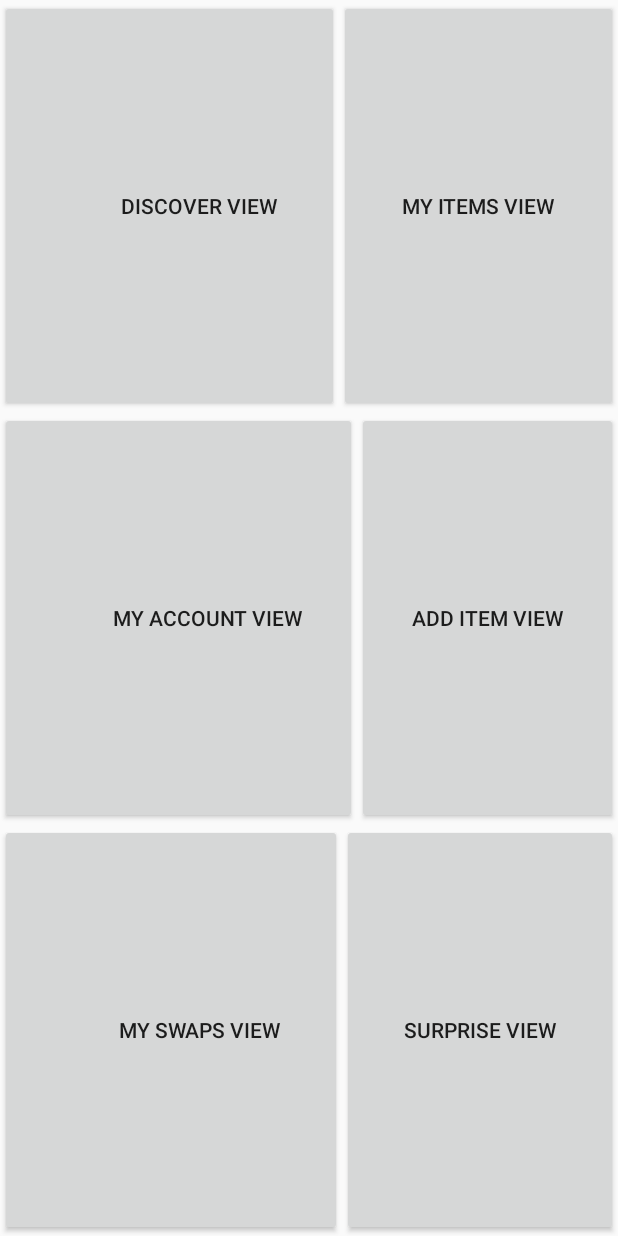
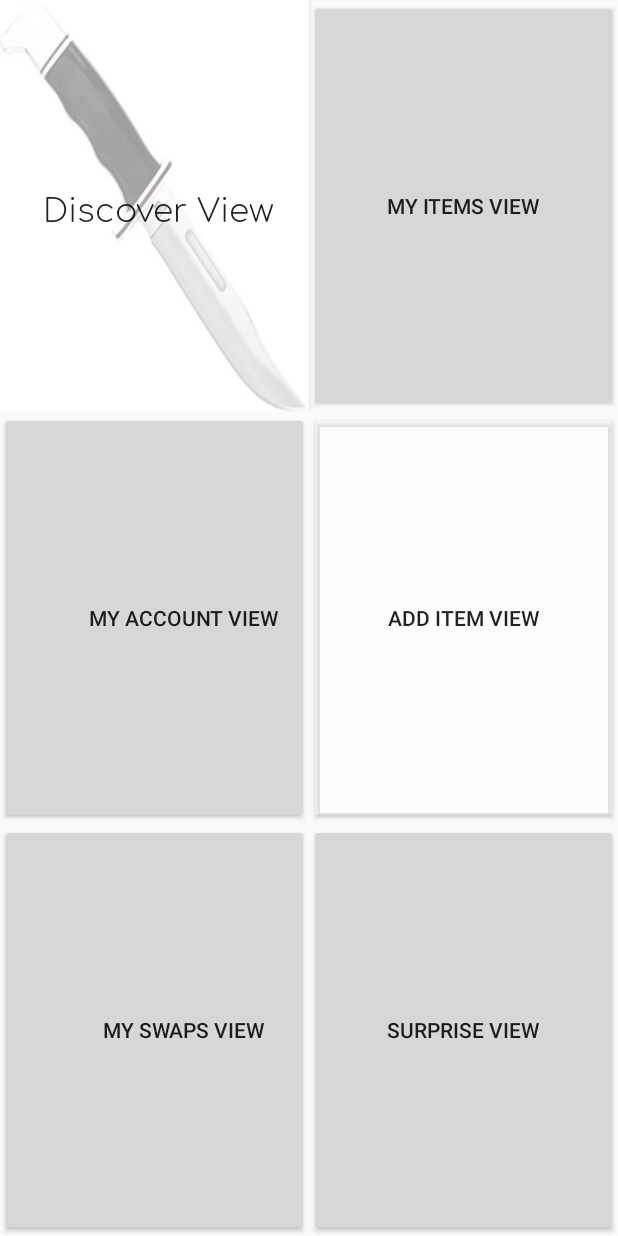
Before and after one commit to KyrietS/TapSwap, an Android app: the screen it shows after launch (DashboardActivity), on a phone screen of 412 x 824 dp. Run offline under Robolectric (Android 15) with nearby library versions, the phone set to English and light mode, and no system bars.

Commit message:
fix dashboard alignment and splash screen size

```diff
--- a/app/src/main/res/layout/activity_dashboard.xml
+++ b/app/src/main/res/layout/activity_dashboard.xml
@@ -12,17 +12,23 @@
 
         <Button
                 android:id="@+id/button1"
-                android:layout_width="wrap_content"
+                android:layout_width="match_parent"
                 android:layout_height="match_parent"
                 android:layout_weight="0.5"
+
+                android:background="@drawable/knife"
+                android:backgroundTint="#9FFFFFFF"
+                android:backgroundTintMode="src_atop"
+                android:fontFamily="@font/comfortaa_light"
                 android:onClick="discoverOnClick"
-                android:paddingLeft="50dp"
-
-                android:text="Discover View" />
+                android:paddingLeft="5dp"
+                android:text="Discover View"
+                android:textAlignment="center"
+                android:textAppearance="@style/TextAppearance.AppCompat.Large" />
 
         <Button
                 android:id="@+id/button2"
-                android:layout_width="wrap_content"
+                android:layout_width="match_parent"
                 android:layout_height="match_parent"
                 android:layout_weight="0.5"
                 android:onClick="myItemsOnClick"
@@ -39,7 +45,7 @@
 
         <Button
                 android:id="@+id/button3"
-                android:layout_width="wrap_content"
+                android:layout_width="match_parent"
                 android:layout_height="match_parent"
                 android:layout_weight="0.5"
                 android:onClick="myAccountOnClick"
@@ -49,11 +55,12 @@
 
         <Button
                 android:id="@+id/button4"
-                android:layout_width="wrap_content"
+                android:layout_width="match_parent"
                 android:layout_height="match_parent"
                 android:layout_weight="0.5"
+                android:backgroundTint="#5FFFFFFF"
+
                 android:onClick="addItemOnClick"
-
                 android:text="Add Item View" />
     </LinearLayout>
     <LinearLayout
@@ -64,7 +71,7 @@
 
         <Button
                 android:id="@+id/button5"
-                android:layout_width="wrap_content"
+                android:layout_width="match_parent"
                 android:layout_height="match_parent"
                 android:layout_weight="0.5"
                 android:onClick="mySwapsOnClick"
@@ -74,7 +81,7 @@
 
         <Button
                 android:id="@+id/button6"
-                android:layout_width="wrap_content"
+                android:layout_width="match_parent"
                 android:layout_height="match_parent"
                 android:layout_weight="0.5"
                 android:onClick="whateverOnClick"
```
Also changed, not shown: app/src/main/res/drawable/tapswap_launch_screen.png, app/src/main/res/font/comfortaa_light.ttf (added).
